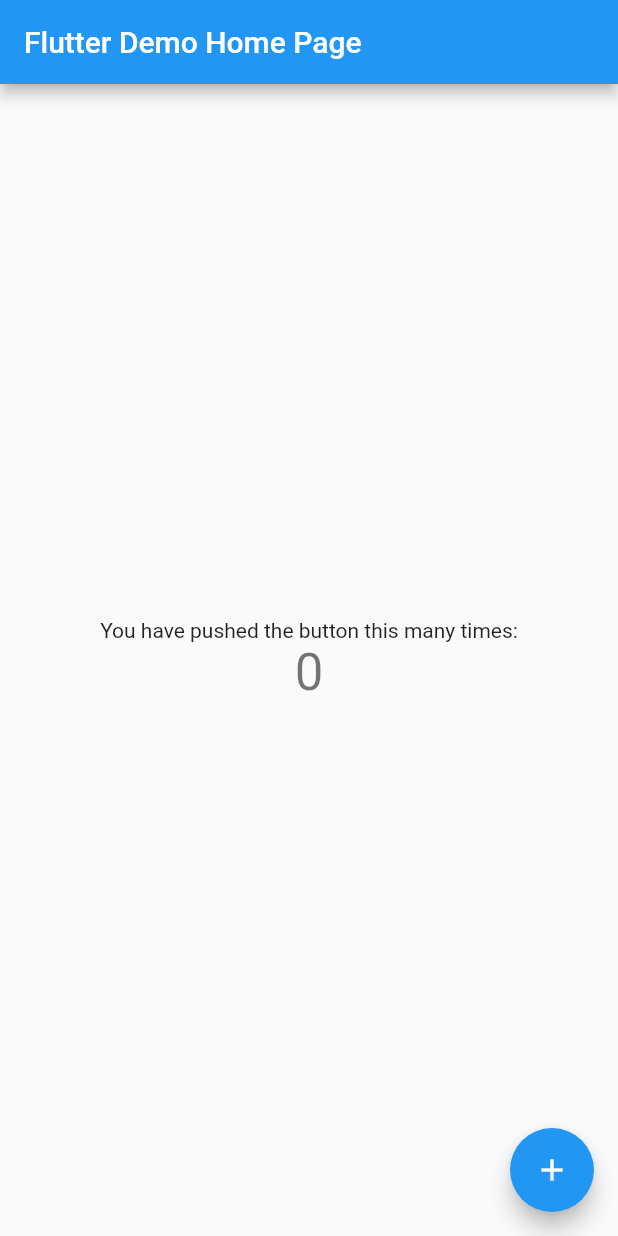
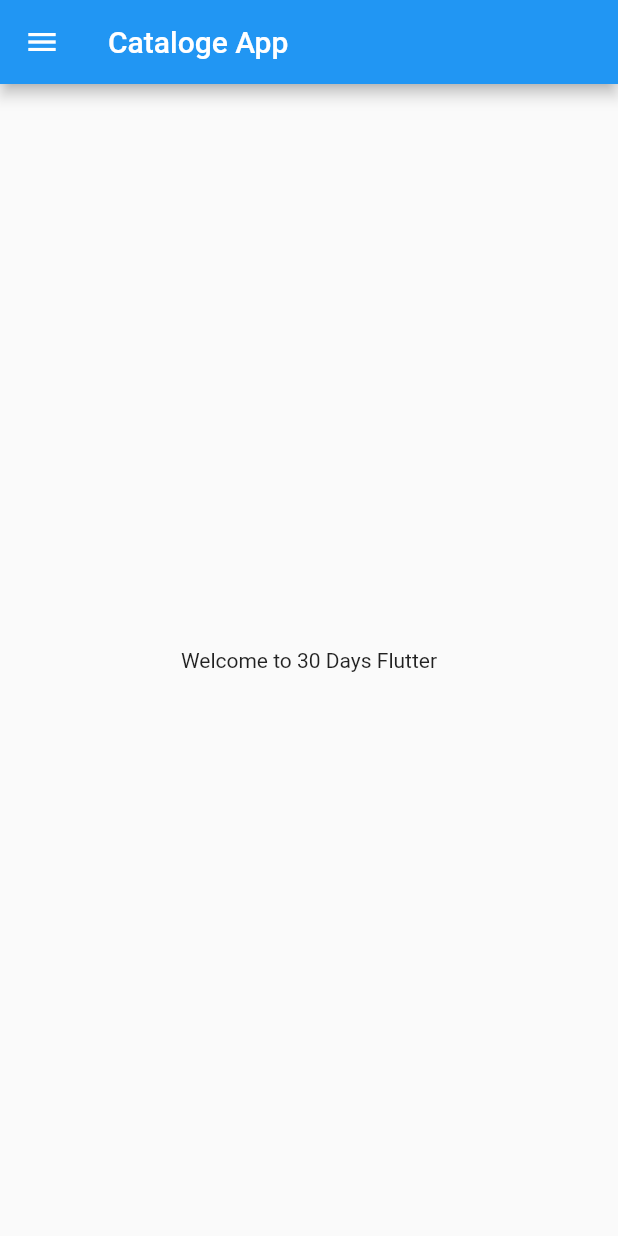
Before and after one commit to Rahul0714/flutter-from-basics, a Flutter app: the screen it shows after launch, on a phone screen of 412 x 824 dp. Run offline on Flutter 3.47's test engine with Material 2 defaults, Android fonts, the phone set to English and light mode, and no system bars; Roboto replaces fonts that are missing (sarif).

Commit message:
Day2 Completed

```diff
--- /dev/null
+++ b/lib/home_page.dart
@@ -0,0 +1,22 @@
+import 'package:flutter/material.dart';
+
+class HomePage extends StatelessWidget {
+  const HomePage({Key? key}) : super(key: key);
+
+  @override
+  Widget build(BuildContext context) {
+    return Scaffold(
+      appBar: AppBar(title: const Text("Cataloge App")),
+      body: Center(
+        child: Container(
+          // ignore: prefer_const_constructors
+          child: Text(
+            "Welcome to 30 Days Flutter",
+            style: const TextStyle(fontFamily: "sarif"),
+          ),
+        ),
+      ),
+      drawer: const Drawer(),
+    );
+  }
+}
--- a/lib/main.dart
+++ b/lib/main.dart
@@ -1,4 +1,7 @@
+// ignore_for_file: prefer_const_constructors
+
 import 'package:flutter/material.dart';
+import 'package:flutter_30_days/home_page.dart';
 
 void main() {
   runApp(const MyApp());
@@ -7,109 +10,18 @@ void main() {
 class MyApp extends StatelessWidget {
   const MyApp({Key? key}) : super(key: key);
 
-  // This widget is the root of your application.
   @override
   Widget build(BuildContext context) {
+    // int days = 0;
+    // //double pi = 3.14;
+    // String day = "Thursday";
+    // bool isMale = true;
+    // num number = 3;
+    // const pi = 3.14;
+    // final pi = 3.14;
     return MaterialApp(
-      title: 'Flutter Demo',
-      theme: ThemeData(
-        // This is the theme of your application.
-        //
-        // Try running your application with "flutter run". You'll see the
-        // application has a blue toolbar. Then, without quitting the app, try
-        // changing the primarySwatch below to Colors.green and then invoke
-        // "hot reload" (press "r" in the console where you ran "flutter run",
-        // or simply save your changes to "hot reload" in a Flutter IDE).
-        // Notice that the counter didn't reset back to zero; the application
-        // is not restarted.
-        primarySwatch: Colors.blue,
-      ),
-      home: const MyHomePage(title: 'Flutter Demo Home Page'),
+      debugShowCheckedModeBanner: false,
+      home: HomePage(),
     );
   }
 }
-
-class MyHomePage extends StatefulWidget {
-  const MyHomePage({Key? key, required this.title}) : super(key: key);
-
-  // This widget is the home page of your application. It is stateful, meaning
-  // that it has a State object (defined below) that contains fields that affect
-  // how it looks.
-
-  // This class is the configuration for the state. It holds the values (in this
-  // case the title) provided by the parent (in this case the App widget) and
-  // used by the build method of the State. Fields in a Widget subclass are
-  // always marked "final".
-
-  final String title;
-
-  @override
-  State<MyHomePage> createState() => _MyHomePageState();
-}
-
-class _MyHomePageState extends State<MyHomePage> {
-  int _counter = 0;
-
-  void _incrementCounter() {
-    setState(() {
-      // This call to setState tells the Flutter framework that something has
-      // changed in this State, which causes it to rerun the build method below
-      // so that the display can reflect the updated values. If we changed
-      // _counter without calling setState(), then the build method would not be
-      // called again, and so nothing would appear to happen.
-      _counter++;
-    });
-  }
-
-  @override
-  Widget build(BuildContext context) {
-    // This method is rerun every time setState is called, for instance as done
-    // by the _incrementCounter method above.
-    //
-    // The Flutter framework has been optimized to make rerunning build methods
-    // fast, so that you can just rebuild anything that needs updating rather
-    // than having to individually change instances of widgets.
-    return Scaffold(
-      appBar: AppBar(
-        // Here we take the value from the MyHomePage object that was created by
-        // the App.build method, and use it to set our appbar title.
-        title: Text(widget.title),
-      ),
-      body: Center(
-        // Center is a layout widget. It takes a single child and positions it
-        // in the middle of the parent.
-        child: Column(
-          // Column is also a layout widget. It takes a list of children and
-          // arranges them vertically. By default, it sizes itself to fit its
-          // children horizontally, and tries to be as tall as its parent.
-          //
-          // Invoke "debug painting" (press "p" in the console, choose the
-          // "Toggle Debug Paint" action from the Flutter Inspector in Android
-          // Studio, or the "Toggle Debug Paint" command in Visual Studio Code)
-          // to see the wireframe for each widget.
-          //
-          // Column has various properties to control how it sizes itself and
-          // how it positions its children. Here we use mainAxisAlignment to
-          // center the children vertically; the main axis here is the vertical
-          // axis because Columns are vertical (the cross axis would be
-          // horizontal).
-          mainAxisAlignment: MainAxisAlignment.center,
-          children: <Widget>[
-            const Text(
-              'You have pushed the button this many times:',
-            ),
-            Text(
-              '$_counter',
-              style: Theme.of(context).textTheme.headline4,
-            ),
-          ],
-        ),
-      ),
-      floatingActionButton: FloatingActionButton(
-        onPressed: _incrementCounter,
-        tooltip: 'Increment',
-        child: const Icon(Icons.add),
-      ), // This trailing comma makes auto-formatting nicer for build methods.
-    );
-  }
-}
```
